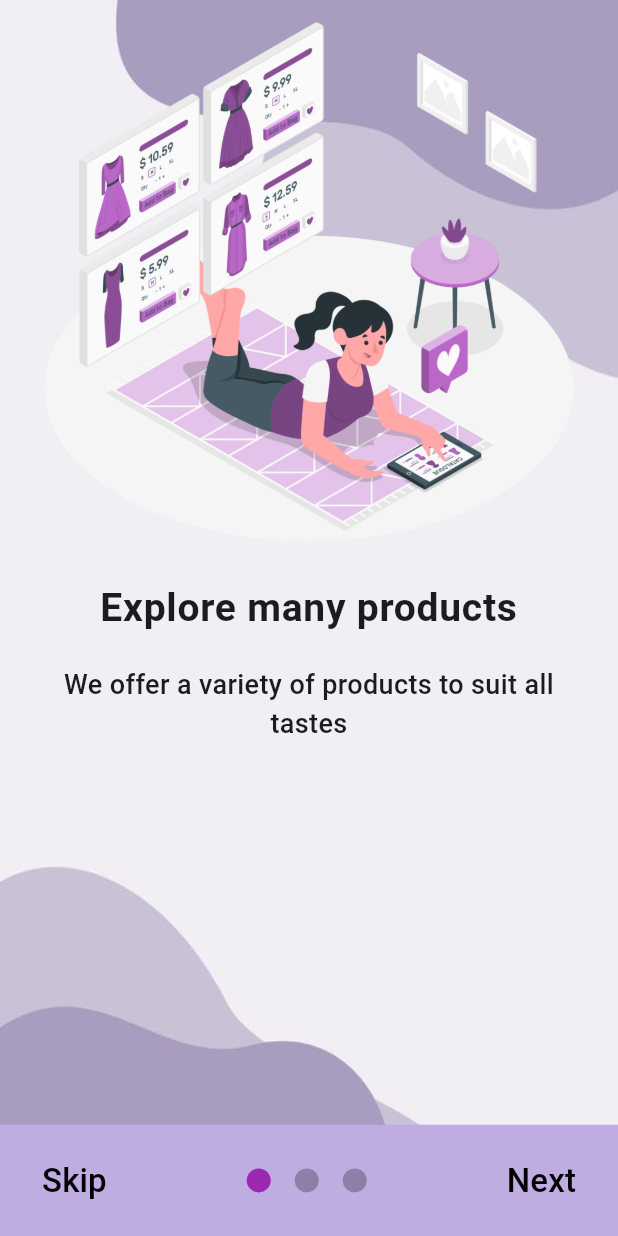
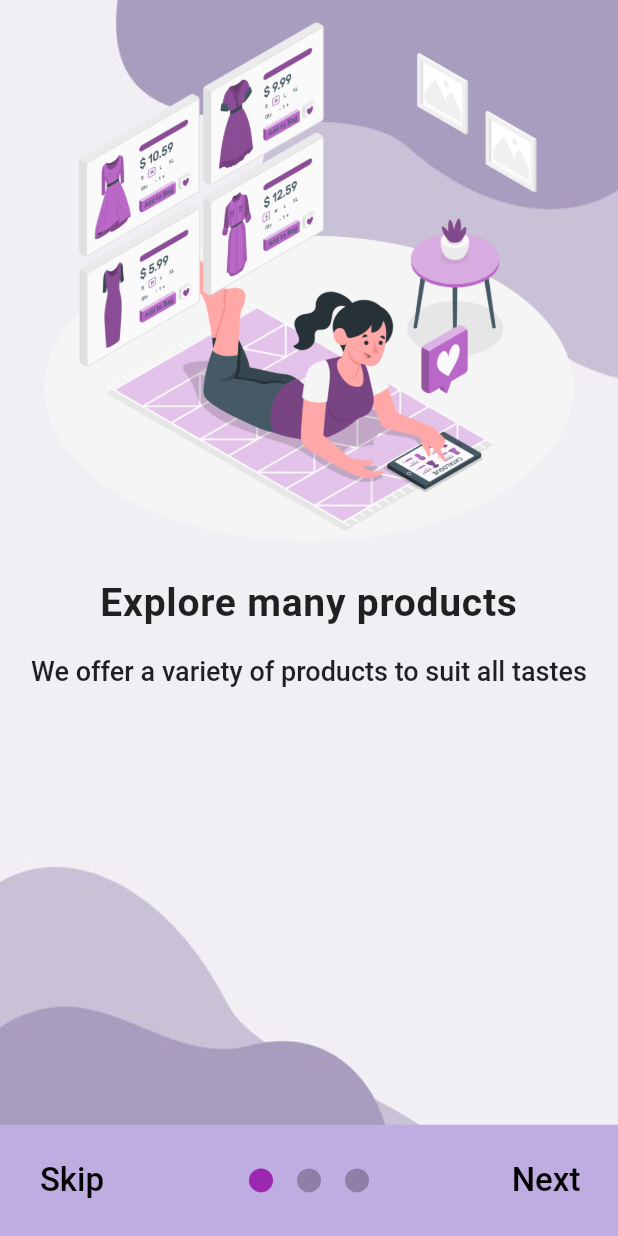
Before and after one commit to AhmedHWally/shoply, a Flutter app: the screen it shows after launch, on a phone screen of 412 x 824 dp. Run offline on Flutter 3.47's test engine with Material 3 defaults, Android fonts, the light colour scheme and no system bars; drawn by our look-alikes of smooth_page_indicator; our stand-ins replace auto_size_text, bloc, cached_network_image, carousel_slider, cloud_firestore, curved_navigation_bar and 8 more; accounts and stored records are empty.

Commit message:
update project

```diff
--- a/lib/main.dart
+++ b/lib/main.dart
@@ -74,6 +74,7 @@ class MaterialAppHomePage extends StatelessWidget {
   @override
   Widget build(BuildContext context) {
     return MaterialApp(
+      theme: ThemeData(useMaterial3: false),
       debugShowCheckedModeBanner: false,
       localizationsDelegates: const [
         GlobalMaterialLocalizations.delegate,
--- a/pubspec.yaml
+++ b/pubspec.yaml
@@ -19,7 +19,7 @@ publish_to: 'none' # Remove this line if you wish to publish to pub.dev
 version: 1.0.0+1
 
 environment:
-  sdk: '>=2.19.6 <3.0.0'
+  sdk: '>=3.2.0 <4.0.0'
 
 # Dependencies specify other packages that your package needs in order to work.
 # To automatically upgrade your package dependencies to the latest versions
```
Also changed, not shown: pubspec.lock, 1 other file.
